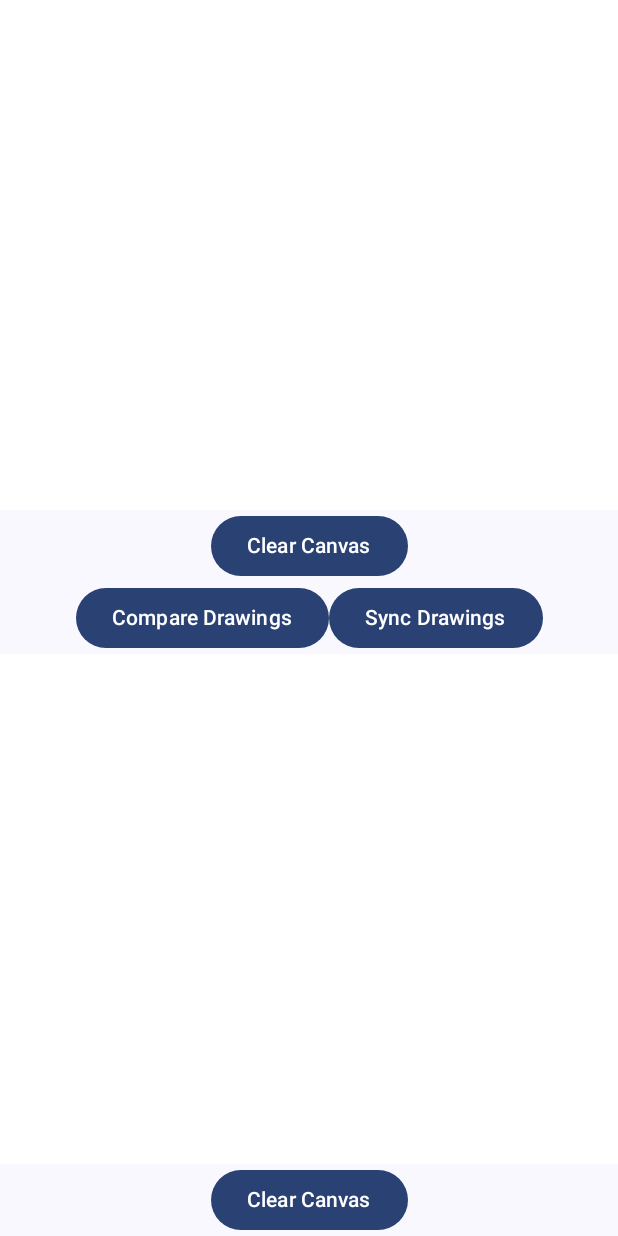
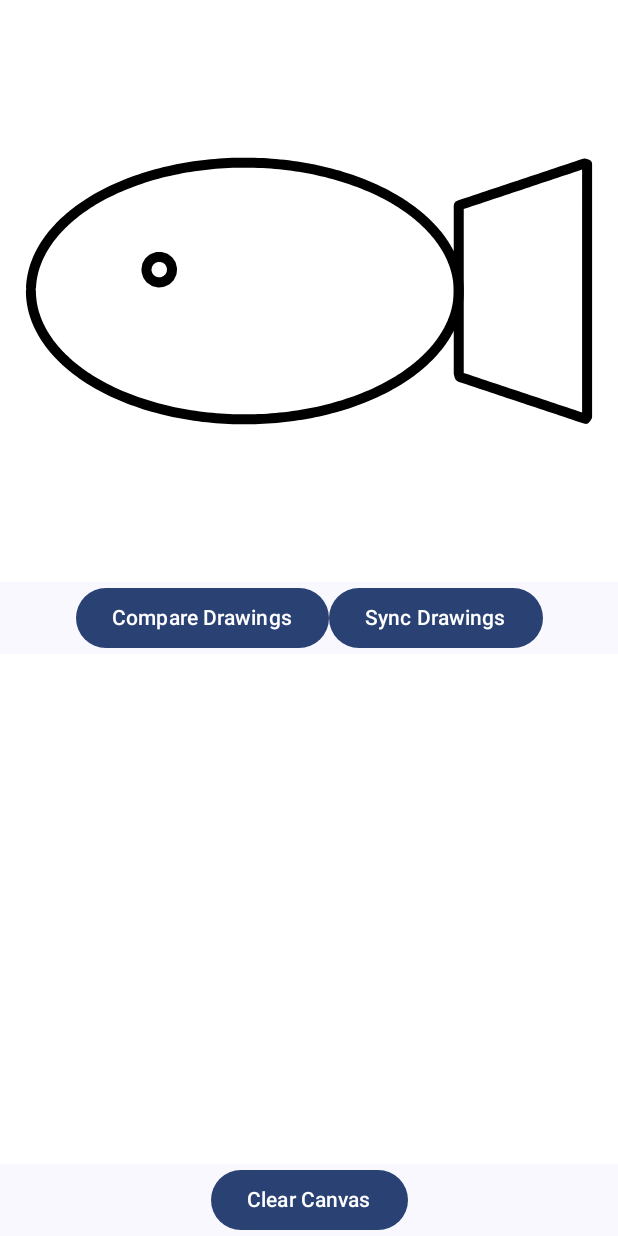
Before and after one commit to PL-Coding-GmbH/Draw-Comparison-Sample, an Android app built with Jetpack Compose: the screen it shows after launch (MainActivity), on a phone screen of 412 x 824 dp. Run offline under Robolectric (Android 15) with nearby library versions, the phone set to English and light mode, and no system bars.

Commit message:
Add data source for storing drawings generated from drawable resources. Add logic to scale and fit reference paths to canvas

```diff
--- a/app/src/main/java/com/plcoding/drawinginjetpackcompose/DrawingCanvas.kt
+++ b/app/src/main/java/com/plcoding/drawinginjetpackcompose/DrawingCanvas.kt
@@ -67,7 +67,7 @@ fun DrawingCanvas(
     }
 }
 
-private fun DrawScope.drawPath(
+fun DrawScope.drawPath(
     path: List<Offset>,
     color: Color,
     thickness: Float = 10f
@@ -76,7 +76,7 @@ private fun DrawScope.drawPath(
         if(path.isNotEmpty()) {
             moveTo(path.first().x, path.first().y)
 
-            val smoothness = 5
+            val smoothness = 0.1
             for(i in 1..path.lastIndex) {
                 val from = path[i - 1]
                 val to = path[i]
--- a/app/src/main/java/com/plcoding/drawinginjetpackcompose/DrawingViewModel.kt
+++ b/app/src/main/java/com/plcoding/drawinginjetpackcompose/DrawingViewModel.kt
@@ -12,17 +12,20 @@ import android.graphics.PorterDuffColorFilter
 import android.graphics.RectF
 import androidx.compose.ui.geometry.Offset
 import androidx.compose.ui.graphics.Color
+import androidx.compose.ui.unit.IntSize
 import androidx.compose.ui.util.fastRoundToInt
+import androidx.core.graphics.createBitmap
+import androidx.core.graphics.get
 import androidx.lifecycle.ViewModel
 import androidx.lifecycle.viewModelScope
 import kotlinx.coroutines.Dispatchers
 import kotlinx.coroutines.flow.MutableStateFlow
 import kotlinx.coroutines.flow.asStateFlow
+import kotlinx.coroutines.flow.combine
+import kotlinx.coroutines.flow.launchIn
 import kotlinx.coroutines.flow.update
 import kotlinx.coroutines.launch
 import kotlinx.coroutines.withContext
-import androidx.core.graphics.createBitmap
-import androidx.core.graphics.get
 import java.io.File
 import java.io.FileOutputStream
 import kotlin.math.min
@@ -55,6 +58,7 @@ sealed interface DrawingAction {
     data class OnClearCanvasClick(val canvasPosition: CanvasPosition) : DrawingAction
     data object OnToggleSyncDrawingClick : DrawingAction
     data class OnCompareDrawingsClick(val canvasWidth: Int, val canvasHeight: Int) : DrawingAction
+    data class OnCanvasPrepared(val size: IntSize) : DrawingAction
 }
 
 class DrawingViewModel(
@@ -63,6 +67,28 @@ class DrawingViewModel(
 
     private val _state = MutableStateFlow(DrawingState())
     val state = _state.asStateFlow()
+
+    private var canvasSize = MutableStateFlow(IntSize.Zero)
+
+    init {
+        ImagesRepo
+            .drawings
+            .combine(canvasSize) { drawings, canvasSize ->
+                if (canvasSize == IntSize.Zero) {
+                    return@combine
+                } else {
+                    val rocket = drawings["fish"]
+                    val path = scalePathsToCanvas(rocket!!, canvasSize)
+                    _state.update {
+                        it.copy(
+                            topCanvasPaths = path
+                        )
+                    }
+                }
+            }
+            .launchIn(viewModelScope)
+    }
+
 
     fun onAction(action: DrawingAction) {
         when (action) {
@@ -73,6 +99,7 @@ class DrawingViewModel(
             is DrawingAction.OnSelectColor -> onSelectColor(action.color)
             DrawingAction.OnToggleSyncDrawingClick -> onToggleSyncDrawings()
             is DrawingAction.OnCompareDrawingsClick -> compareDrawings(action.canvasWidth, action.canvasHeight)
+            is DrawingAction.OnCanvasPrepared -> canvasSize.update { action.size }
         }
     }
 
@@ -155,6 +182,46 @@ class DrawingViewModel(
         canvas.drawBitmap(cover, 0f, 0f, paint)
 
         return output
+    }
+
+    private fun scalePathsToCanvas(paths: List<PathData>, canvasSize: IntSize, paddingPercent: Float = 0.1f): List<PathData> {
+        if (paths.isEmpty() || canvasSize.width == 0 || canvasSize.height == 0) return paths
+
+        val paddingHeight = canvasSize.height * paddingPercent
+        val paddingWidth = canvasSize.width * paddingPercent
+
+        val allOffsets = paths.flatMap { it.path }
+        val minX = allOffsets.minOfOrNull { it.x } ?: return paths
+        val maxX = allOffsets.maxOfOrNull { it.x } ?: return paths
+        val minY = allOffsets.minOfOrNull { it.y } ?: return paths
+        val maxY = allOffsets.maxOfOrNull { it.y } ?: return paths
+
+        val pathsWidth = maxX - minX
+        val pathsHeight = maxY - minY
+
+        if (pathsWidth <= 0f || pathsHeight <= 0f) return paths
+
+        val scale = minOf(
+            (canvasSize.width - paddingWidth) / pathsWidth,
+            (canvasSize.height - paddingHeight) / pathsHeight
+        )
+
+        val scaledWidth = pathsWidth * scale
+        val scaledHeight = pathsHeight * scale
+
+        val centerX = canvasSize.width / 2f
+        val centerY = canvasSize.height / 2f
+        val translateX = centerX - scaledWidth / 2
+        val translateY = centerY - scaledHeight / 2
+
+        return paths.map { pathData ->
+            val adjustedOffsets = pathData.path.map { offset ->
+                val scaledX = (offset.x - minX) * scale + translateX
+                val scaledY = (offset.y - minY) * scale + translateY
+                Offset(scaledX, scaledY)
+            }
+            pathData.copy(path = adjustedOffsets)
+        }
     }
 
     private fun onToggleSyncDrawings() {
--- a/app/src/main/java/com/plcoding/drawinginjetpackcompose/MainActivity.kt
+++ b/app/src/main/java/com/plcoding/drawinginjetpackcompose/MainActivity.kt
@@ -1,10 +1,13 @@
 package com.plcoding.drawinginjetpackcompose
 
+import android.content.Context
+import android.graphics.PathMeasure
 import android.os.Bundle
 import androidx.activity.ComponentActivity
 import androidx.activity.compose.setContent
 import androidx.activity.enableEdgeToEdge
 import androidx.compose.animation.animateContentSize
+import androidx.compose.foundation.Canvas
 import androidx.compose.foundation.background
 import androidx.compose.foundation.layout.Arrangement
 import androidx.compose.foundation.layout.Box
@@ -26,17 +29,46 @@ import androidx.compose.runtime.setValue
 import androidx.compose.ui.Alignment
 import androidx.compose.ui.Modifier
 import androidx.compose.ui.draw.clip
+import androidx.compose.ui.draw.clipToBounds
+import androidx.compose.ui.geometry.Offset
 import androidx.compose.ui.graphics.Color
+import androidx.compose.ui.graphics.asAndroidPath
+import androidx.compose.ui.graphics.vector.PathParser
+import androidx.compose.ui.layout.onGloballyPositioned
 import androidx.compose.ui.unit.IntSize
 import androidx.compose.ui.unit.dp
+import androidx.compose.ui.util.fastForEach
 import androidx.lifecycle.compose.collectAsStateWithLifecycle
+import androidx.lifecycle.lifecycleScope
 import androidx.lifecycle.viewmodel.compose.viewModel
 import com.plcoding.drawinginjetpackcompose.ui.theme.DrawingInJetpackComposeTheme
+import kotlinx.coroutines.flow.MutableStateFlow
+import kotlinx.coroutines.flow.asStateFlow
+import kotlinx.coroutines.flow.update
+import kotlinx.coroutines.launch
+import org.xmlpull.v1.XmlPullParser
+
+object ImagesRepo {
+
+    private val _drawings = MutableStateFlow<Map<String, List<PathData>>>(emptyMap())
+    val drawings = _drawings.asStateFlow()
+
+    fun addDrawing(id: String, path: List<PathData>) {
+        _drawings.update {
+            it.toMutableMap().apply {
+                put(id, path)
+                toMap()
+            }
+        }
+    }
+
+}
 
 class MainActivity : ComponentActivity() {
     override fun onCreate(savedInstanceState: Bundle?) {
         super.onCreate(savedInstanceState)
         enableEdgeToEdge()
+        loadDrawingsFromAssets()
         setContent {
             DrawingInJetpackComposeTheme {
                 Scaffold(modifier = Modifier.fillMaxSize()) { innerPadding ->
@@ -52,15 +84,14 @@ class MainActivity : ComponentActivity() {
                             .fillMaxSize()
                             .padding(innerPadding)
                     ) {
-                        CanvasScreen(
+                        ReferenceCanvasScreen(
                             modifier = Modifier
                                 .fillMaxSize()
                                 .weight(1f),
-                            state = state,
-                            onAction = viewModel::onAction,
-                            position = CanvasPosition.TOP,
+                            pathData = state.topCanvasPaths,
                             onCanvasSizeChange = {
                                 topCanvasSize = it
+                                viewModel.onAction(DrawingAction.OnCanvasPrepared(it))
                             }
                         )
                         Row(
@@ -73,7 +104,12 @@ class MainActivity : ComponentActivity() {
                                 Text("$it%")
                             }
                             Button(onClick = {
-                                viewModel.onAction(DrawingAction.OnCompareDrawingsClick(topCanvasSize.width, topCanvasSize.height))
+                                viewModel.onAction(
+                                    DrawingAction.OnCompareDrawingsClick(
+                                        topCanvasSize.width,
+                                        topCanvasSize.height
+                                    )
+                                )
                             }) {
                                 Text(text = "Compare Drawings")
                             }
@@ -82,7 +118,7 @@ class MainActivity : ComponentActivity() {
                             }) {
                                 Text(text = "Sync Drawings")
                             }
-                            if(state.isDrawingsSynced) {
+                            if (state.isDrawingsSynced) {
                                 Box(
                                     modifier = Modifier
                                         .size(15.dp)
@@ -104,6 +140,107 @@ class MainActivity : ComponentActivity() {
                         )
                     }
                 }
+            }
+        }
+    }
+
+    private fun loadDrawingsFromAssets() {
+        lifecycleScope.launch {
+            val drawableMap = mapOf(
+                "butterfly" to R.drawable.butterfly,
+                "fish" to R.drawable.fish,
+                "house" to R.drawable.house,
+                "rocket" to R.drawable.rocket
+            )
+
+            for ((name, drawableRes) in drawableMap) {
+                val pathData = parseVectorDrawableToPathData(this@MainActivity, drawableRes)
+                ImagesRepo.addDrawing(name, pathData)
+            }
+
+        }
+    }
+
+    private fun parseVectorDrawableToPathData(
+        context: Context,
+        drawableResId: Int
+    ): List<PathData> {
+        val parser = context.resources.getXml(drawableResId)
+        val androidNamespace = "http://schemas.android.com/apk/res/android"
+        val pathDataList = mutableListOf<PathData>()
+
+        while (parser.eventType != XmlPullParser.END_DOCUMENT) {
+            if (parser.eventType == XmlPullParser.START_TAG && parser.name == "path") {
+
+                val pathDataString = parser.getAttributeValue(androidNamespace, "pathData")
+                requireNotNull(pathDataString) {
+                    "Android Vector Drawables must have \"$androidNamespace:pathData\" in <path>"
+                }
+
+                val parsedPath = PathParser().parsePathString(pathDataString).toPath()
+                val points = collectPathPoints(parsedPath.asAndroidPath())
+
+                pathDataList.add(
+                    PathData(
+                        id = "path_${pathDataList.size}",
+                        color = Color.Black,
+                        path = points
+                    )
+                )
+            }
+            parser.next()
+        }
+
+        return pathDataList
+    }
+
+    private fun collectPathPoints(
+        androidPath: android.graphics.Path,
+        step: Float = 1f
+    ): List<Offset> {
+        val points = mutableListOf<Offset>()
+        val pathMeasure = PathMeasure(androidPath, false)
+        val pathLength = pathMeasure.length
+        val position = FloatArray(2)
+
+        var distance = 0f
+        while (distance < pathLength) {
+            if (pathMeasure.getPosTan(distance, position, null)) {
+                points.add(Offset(position[0], position[1]))
+            }
+            distance += step
+        }
+
+        return points
+    }
+
+}
+
+@Composable
+fun ReferenceCanvasScreen(
+    modifier: Modifier = Modifier,
+    pathData: List<PathData>,
+    onCanvasSizeChange: (IntSize) -> Unit,
+) {
+    Column(
+        modifier = modifier,
+        horizontalAlignment = Alignment.CenterHorizontally
+    ) {
+        Canvas(
+            modifier = modifier
+                .fillMaxWidth()
+                .weight(1f)
+                .clipToBounds()
+                .onGloballyPositioned {
+                    onCanvasSizeChange(it.size)
+                }
+                .background(Color.White)
+        ) {
+            pathData.fastForEach { pathData ->
+                drawPath(
+                    path = pathData.path,
+                    color = pathData.color
+                )
             }
         }
     }
```
